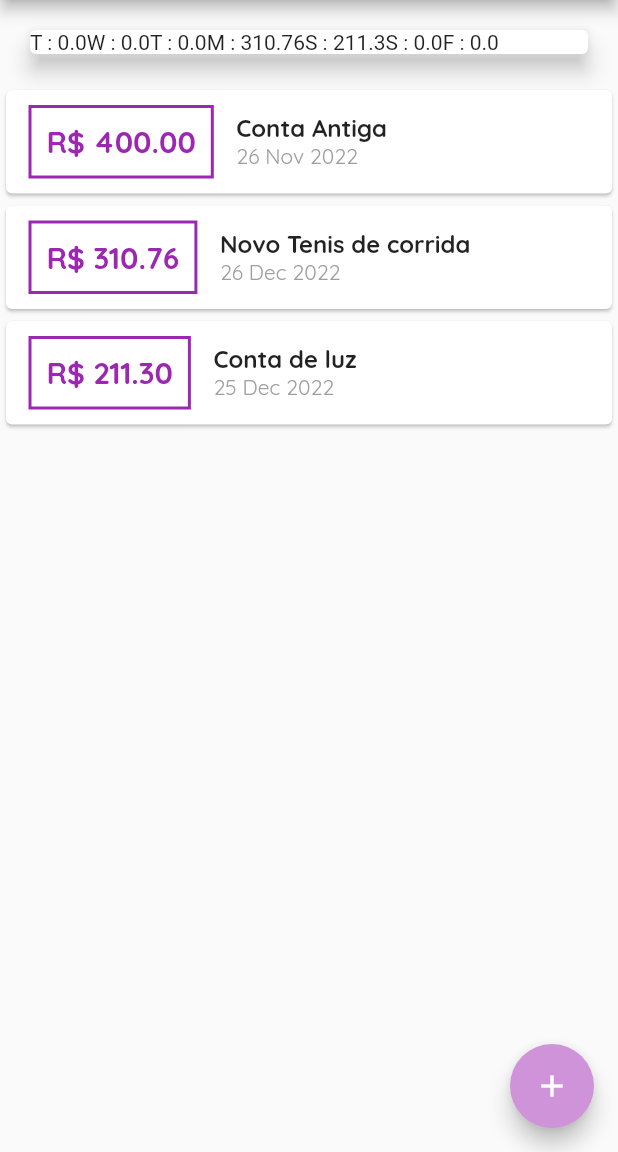
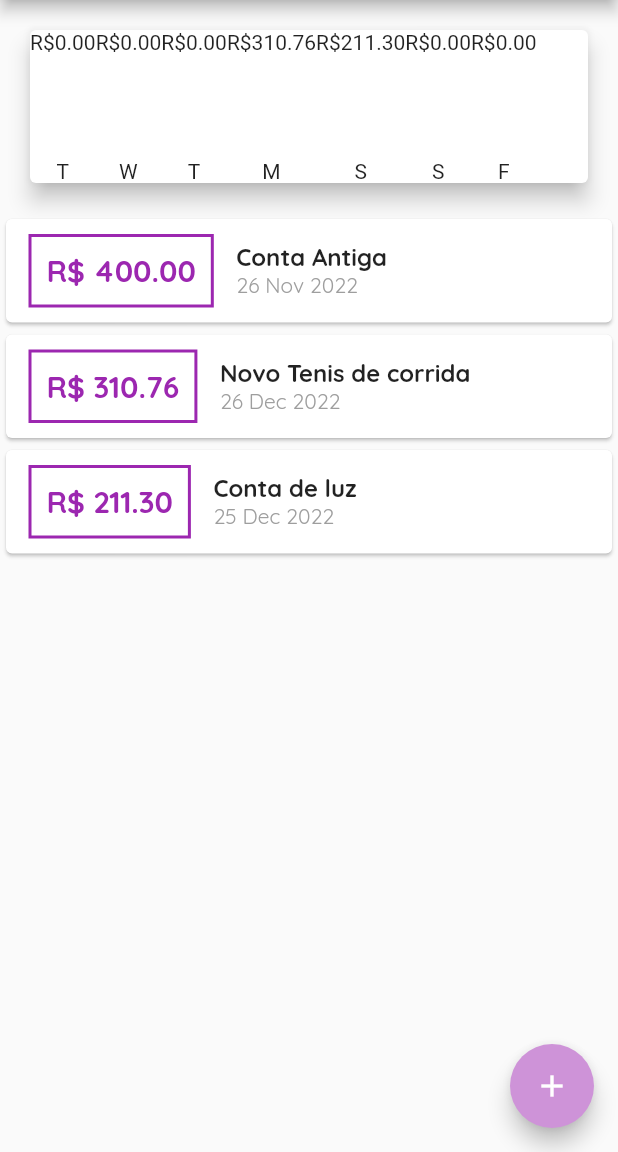
Before and after one commit to leomoreira597/expend, a Flutter app: the screen it shows after launch, on a phone screen of 412 x 824 dp, the part 84-1236 px from its top. Run offline on Flutter 3.47's test engine with Material 2 defaults, Android fonts, the phone set to English and light mode, and no system bars.

Commit message:
adição das info na tela

```diff
--- a/lib/components/chart.dart
+++ b/lib/components/chart.dart
@@ -1,3 +1,4 @@
+import 'package:expenses/components/chart_bar.dart';
 import 'package:expenses/models/transaction.dart';
 import 'package:flutter/material.dart';
 import 'package:intl/intl.dart';
@@ -15,12 +16,12 @@ class Chart extends StatelessWidget {
 
       double totalSum = 0.0;
 
-      for(var i = 0; i < recentesTransaction.length; i++){
+      for (var i = 0; i < recentesTransaction.length; i++) {
         bool sameDay = recentesTransaction[i].date.day == weekDay.day;
         bool sameMonth = recentesTransaction[i].date.month == weekDay.month;
         bool sameYear = recentesTransaction[i].date.year == weekDay.year;
 
-        if(sameDay && sameMonth && sameYear){
+        if (sameDay && sameMonth && sameYear) {
           totalSum += recentesTransaction[i].value;
         }
       }
@@ -37,8 +38,12 @@ class Chart extends StatelessWidget {
       elevation: 6,
       margin: const EdgeInsets.all(20),
       child: Row(
-        children: groupedTransaction.map((tr){
-          return Text('${tr['day']} : ${tr['value']}');
+        children: groupedTransaction.map((tr) {
+          return ChartBar(
+            label: tr['day'] as String,
+            percentage: 0,
+            value: tr['value'] as double,
+          );
         }).toList(),
       ),
     );
--- /dev/null
+++ b/lib/components/chart_bar.dart
@@ -0,0 +1,30 @@
+import 'package:flutter/material.dart';
+
+class ChartBar extends StatelessWidget {
+  final String label;
+  final double value;
+  final double? percentage;
+
+  ChartBar({
+    required this.label,
+    required this.value,
+    this.percentage,
+  });
+
+  @override
+  Widget build(BuildContext context) {
+    return Column(
+      children: [
+        Text('R\$${value.toStringAsFixed(2)}'),
+        SizedBox(height: 5),
+        Container(
+          height: 60,
+          width: 10,
+          child: null,
+        ),
+        SizedBox(height: 5),
+        Text(label)
+      ],
+    );
+  }
+}
```
